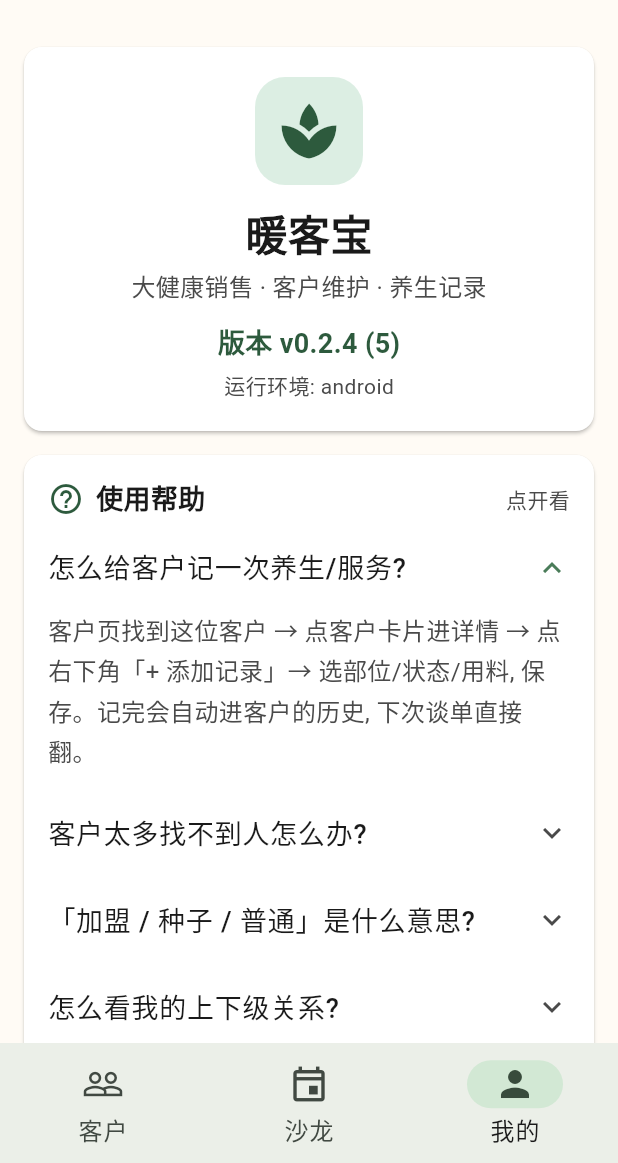
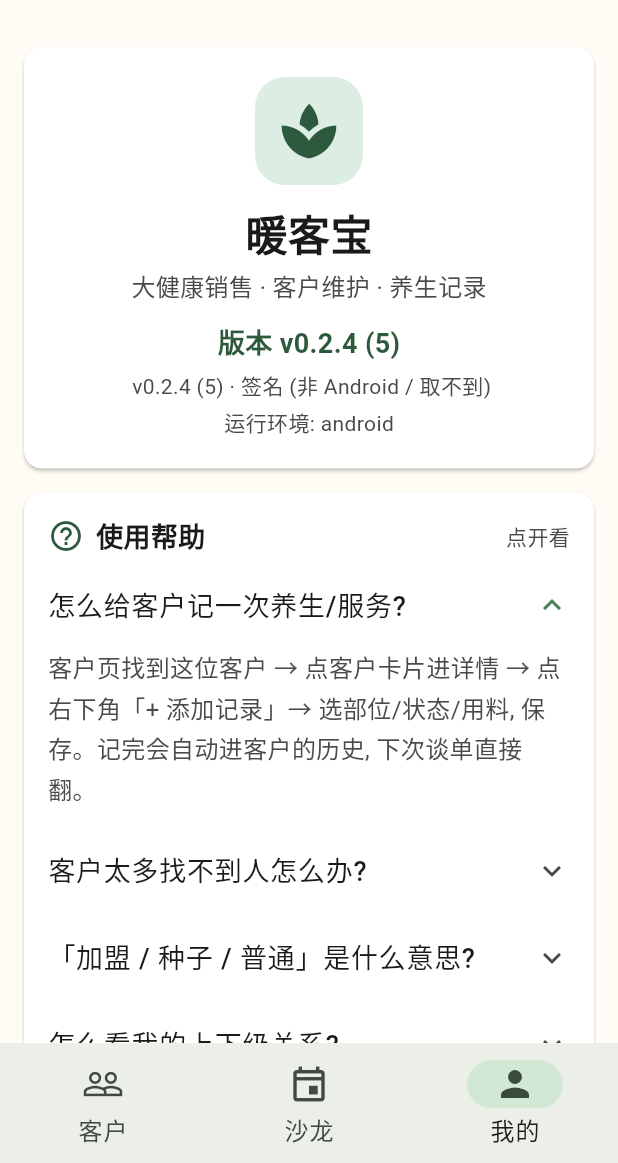
Before and after one commit to yfxdwc/nuankebao-agent, a Flutter app: the AboutPage screen opened by its route, after a tap on "怎么给客户记一次养生/服务?", on a phone screen of 412 x 824 dp, the part 73-1236 px from its top. Run offline on Flutter 3.47's test engine with Material 3 defaults, Android fonts, the phone set to English and light mode, and no system bars; our stand-ins replace cached_network_image, dio, fl_chart, flutter_cache_manager, flutter_riverpod, flutter_secure_storage and 5 more; missing offline and left inert: dart:html, lunar; accounts and stored records are empty; network calls fail.

Commit message:
feat(release): APK 升级不掉登录的三道保险 (签名硬拦截 + 指纹自检 + 一键打包)
主人问: 「升级 app 后能保持登录状态吗」→ 关键在**签名密钥一致**
(Android 只允许同签名覆盖安装; 签名变了必须先卸载 → app 数据含登录凭证一起丢)

1) 硬拦截 (gradle): release 构建缺少 key.properties → 直接失败 + 中文指引
   以前静默回退 debug 签名 → 打出与线上签名不同的包 → 用户装不上 → 卸载 → 掉登录
   只拦 release (debug/flutter run 不受影响); 已实测移开 key.properties 跑 assembleRelease 会报错

2) 指纹自检 (App 内): shortBuildSignature/installInfoLine →
   「我的 → 网络自检」新增「安装包」行 (包名+版本+签名前16位); 复制诊断也带;
   「关于与帮助」同一行 → 发版前后手机上对一眼

3) 一键打包: tools/build-apk.sh [api-base] [--no-build]
   检查签名材料 → 打包 (自动带 NUANKEBAO_API_BASE) → 打印产物/大小/签名指纹 + 对照口诀

文档: docs/deploy.md 新增「APK 签名 (升级不掉登录的前提)」含发版 SOP + keystore 备份提醒
实测: 现有 APK 签名 CN=NuankeBao (非 debug key) → 历史版本签名连续, 升级不会掉登录;
      build-apk.sh --no-build 打印 25.0MB + SHA1/SHA256; flutter test 8 pass (新增 3 例)

```diff
--- a/flutter_app/lib/core/http/session_token.dart
+++ b/flutter_app/lib/core/http/session_token.dart
@@ -60,3 +60,31 @@ String sessionExpiryLabel(String? token) {
   if (days > 365) return '已记住登录, 有效期至 $date (无需重复登录)';
   return '已记住登录, 有效期至 $date (还有 $days 天)';
 }
+
+
+// ============================================
+// 安装包信息 (给"升级会不会掉登录"这类问题做自检)
+// ============================================
+// 主人 2026-09-21 问「升级 app 后能保持登录状态吗」:
+//   能, 但前提之一是**同一个签名密钥** —— 签名变了 Android 不让覆盖安装,
+//   必须先卸载 → app 数据(含加密存储里的登录凭证)一起没了。
+//   → 把签名指纹显示在 App 里, 发版前后能自己核对。
+
+/// 签名指纹简写: 只取前 16 位 (完整 SHA-1/SHA-256 太长, 对上前面就够用)
+String shortBuildSignature(String? raw) {
+  if (raw == null || raw.trim().isEmpty) return '(非 Android / 取不到)';
+  final compact = raw.replaceAll(RegExp(r'[^0-9a-fA-F]'), '').toUpperCase();
+  if (compact.isEmpty) return '(格式未知)';
+  if (compact.length <= 16) return compact;
+  return '${compact.substring(0, 16)}…';
+}
+
+/// 给用户看的安装信息一行 (发版/排障时对照)
+String installInfoLine({
+  required String packageName,
+  required String version,
+  required String buildNumber,
+  String? buildSignature,
+}) {
+  return '$packageName v$version ($buildNumber) · 签名 ${shortBuildSignature(buildSignature)}';
+}
--- a/flutter_app/lib/screens/about_page.dart
+++ b/flutter_app/lib/screens/about_page.dart
@@ -17,6 +17,7 @@ import 'package:flutter/services.dart';
 import 'package:flutter_riverpod/flutter_riverpod.dart';
 import 'package:package_info_plus/package_info_plus.dart';
 
+import '../core/http/session_token.dart';
 import '../core/providers/service_providers.dart';
 import '../core/theme/app_theme.dart';
 import 'profile_sheets.dart';
@@ -82,13 +83,31 @@ class AboutPage extends ConsumerWidget {
                       '版本读取失败',
                       style: TextStyle(fontSize: AppTheme.fontSm),
                     ),
-                    data: (info) => Text(
+                    data: (info) => Column(
+                      children: [
+                        Text(
                           '版本 v${info.version} (${info.buildNumber})',
                           style: const TextStyle(
                             fontSize: AppTheme.fontMd,
                             fontWeight: FontWeight.w600,
                             color: AppTheme.primaryDark,
                           ),
+                        ),
+                        const SizedBox(height: 4),
+                        Text(
+                          installInfoLine(
+                            packageName: info.packageName,
+                            version: info.version,
+                            buildNumber: info.buildNumber,
+                            buildSignature: info.buildSignature,
+                          ),
+                          textAlign: TextAlign.center,
+                          style: const TextStyle(
+                            fontSize: AppTheme.fontXs,
+                            color: AppTheme.textSecondary,
+                          ),
+                        ),
+                      ],
                     ),
                   ),
                   const SizedBox(height: 4),
```
Also changed, not shown: flutter_app/lib/screens/profile_sheets.dart (+21 -0 lines), 5 other files. Lines whose indentation alone changed are shown as unchanged.
